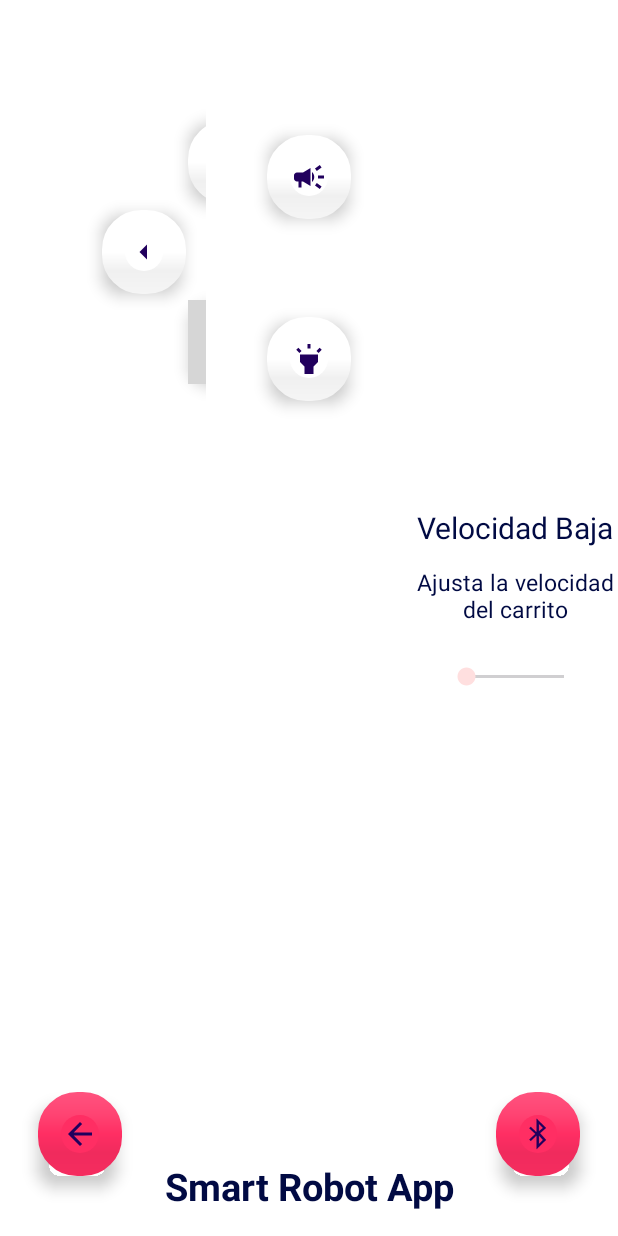
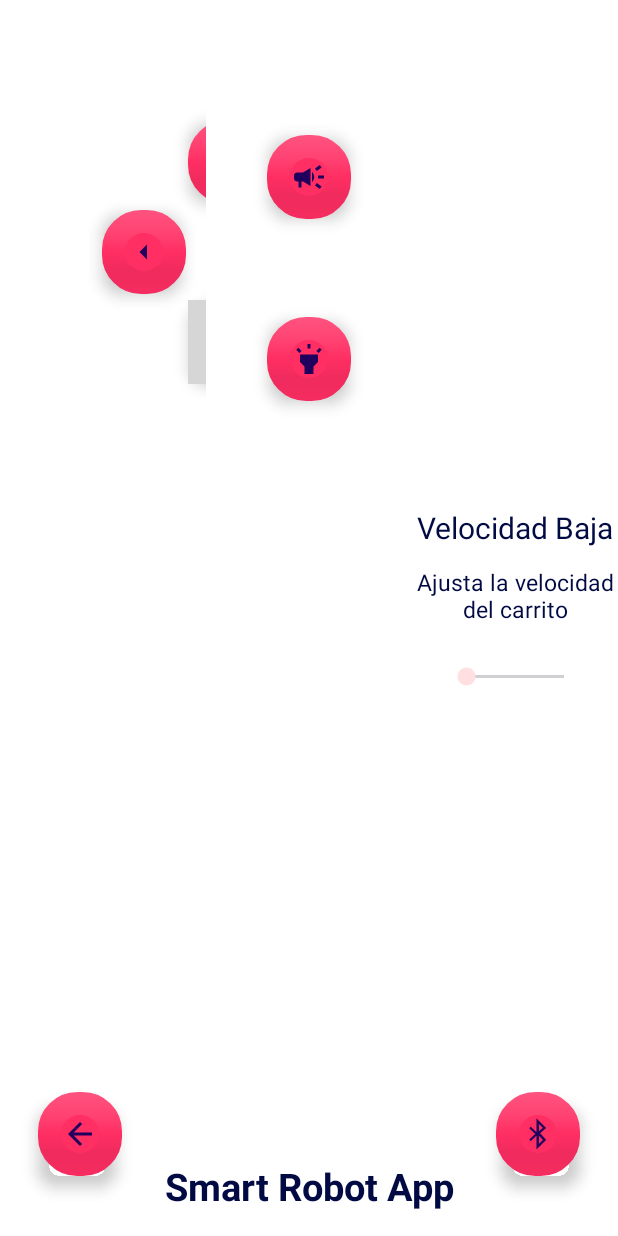
Before and after one commit to firefoxOsUca2023/SmartRobotApp, an Android app: the ControllersFragment screen opened through its navigation route, on a phone screen of 412 x 824 dp. Run offline under Robolectric (Android 15) with nearby library versions, the light colour scheme and no system bars; our stand-ins replace data binding; Roboto replaces fonts that are not available here; grey boxes are pictures that could not be loaded.

Commit message:
Adding night mode and hiding navigation bar

```diff
--- a/Proyecto_PDM/app/src/main/AndroidManifest.xml
+++ b/Proyecto_PDM/app/src/main/AndroidManifest.xml
@@ -26,7 +26,6 @@
             android:exported="true"
             android:screenOrientation="portrait"
             android:configChanges="orientation|keyboardHidden"
-
             >
             <intent-filter>
                 <action android:name="android.intent.action.MAIN" />
--- a/Proyecto_PDM/app/src/main/java/com/example/zacatales/smartrobotapp/ControllersFragment.kt
+++ b/Proyecto_PDM/app/src/main/java/com/example/zacatales/smartrobotapp/ControllersFragment.kt
@@ -8,10 +8,10 @@ import android.os.Bundle
 import android.view.LayoutInflater
 import android.view.View
 import android.view.ViewGroup
-import android.widget.Toast
 import androidx.core.content.ContextCompat
 import androidx.fragment.app.Fragment
 import androidx.navigation.findNavController
+import com.example.zacatales.smartrobotapp.Bluetooth.*
 import com.example.zacatales.smartrobotapp.Bluetooth.`interface`.BluetoothConnectionListener
 import com.example.zacatales.smartrobotapp.Bluetooth.`interface`.BluetoothManager
 import com.example.zacatales.smartrobotapp.Bluetooth.recyclerview.PairedListAdapter
@@ -33,6 +33,12 @@ class ControllersFragment : Fragment() {
     private lateinit var bluetoothAdapter: BluetoothAdapter
 
     private var buttonPressCount = 0
+
+    override fun onCreate(savedInstanceState: Bundle?) {
+        super.onCreate(savedInstanceState)
+
+
+    }
 
     override fun onAttach(context: Context) {
         super.onAttach(context)
@@ -119,6 +125,7 @@ class ControllersFragment : Fragment() {
 
 
 
+
         //BluetoothAdapter.getDefaultAdapter().getProfileConnectionState(BluetoothProfile.HEALTH) == BluetoothProfile.STATE_CONNECTED
 
         /*if(mbluetoothAdapter.getProfileConnectionState(BluetoothHeadset.HEADSET)== BluetoothAdapter.STATE_DISCONNECTED){
@@ -158,6 +165,8 @@ class ControllersFragment : Fragment() {
 
 
     }
+
+
 }
 
 
--- a/Proyecto_PDM/app/src/main/java/com/example/zacatales/smartrobotapp/MainActivity.kt
+++ b/Proyecto_PDM/app/src/main/java/com/example/zacatales/smartrobotapp/MainActivity.kt
@@ -8,6 +8,7 @@ import android.os.Build
 import androidx.appcompat.app.AppCompatActivity
 import android.os.Bundle
 import android.util.Log
+import android.view.View
 import android.widget.Toast
 import androidx.activity.result.ActivityResult
 import androidx.activity.result.contract.ActivityResultContracts
@@ -72,7 +73,9 @@ class MainActivity : AppCompatActivity(),BluetoothConnectionListener {
         }
 
 
-
+        window.decorView.apply {
+            systemUiVisibility = View.SYSTEM_UI_FLAG_HIDE_NAVIGATION or View.SYSTEM_UI_FLAG_FULLSCREEN
+        }
 
 
     }
--- a/Proyecto_PDM/app/src/main/res/layout/fragment_controllers.xml
+++ b/Proyecto_PDM/app/src/main/res/layout/fragment_controllers.xml
@@ -18,7 +18,8 @@
 
     <androidx.constraintlayout.widget.ConstraintLayout
         android:layout_width="match_parent"
-        android:layout_height="match_parent">
+        android:layout_height="match_parent"
+        style="@style/backgroundTheme">
 
         <com.google.android.material.floatingactionbutton.FloatingActionButton
             android:id="@+id/action_to_previus_controllerFragment"
@@ -31,7 +32,7 @@
             android:contentDescription="@string/actionMoveToBluetooth"
             android:src="@drawable/baseline_arrow_back_24"
             app:background="@color/txtColor"
-            app:backgroundTint="@color/btnColor"
+            style="@style/buttonColor"
             app:borderWidth="@dimen/borderWidthBtn"
             app:layout_constraintBottom_toBottomOf="parent"
             app:layout_constraintStart_toStartOf="parent" />
@@ -47,7 +48,7 @@
             android:contentDescription="@string/actionMoveToBluetooth"
             android:src="@android:drawable/stat_sys_data_bluetooth"
             app:background="@color/txtColor"
-            app:backgroundTint="@color/btnColor"
+            style="@style/buttonColor"
             app:borderWidth="@dimen/borderWidthBtn"
             app:layout_constraintBottom_toBottomOf="parent"
             app:layout_constraintEnd_toEndOf="parent" />
@@ -61,7 +62,7 @@
             android:layout_marginBottom="@dimen/maxGap"
             android:gravity="center"
             android:text="@string/NameApp"
-            android:textColor="@color/txtColor"
+            style="@style/textColor"
             android:textSize="25sp"
             android:textStyle="bold"
             app:layout_constraintBottom_toBottomOf="parent"
@@ -95,7 +96,7 @@
                         android:contentDescription="Go forward"
                         android:src="@drawable/baseline_arrow_up_24"
                         app:background="@color/txtColor"
-                        app:backgroundTint="@color/white"
+                        style="@style/buttonColor"
                         app:borderWidth="@dimen/borderWidthBtn"
                         app:layout_constraintBottom_toBottomOf="parent"
                         app:layout_constraintStart_toStartOf="parent"
@@ -113,7 +114,8 @@
                         android:contentDescription="Turn to the left"
                         android:src="@drawable/baseline_arrow_left_24"
                         app:background="@color/txtColor"
-                        app:backgroundTint="@color/white"
+                        style="@style/buttonColor"
+
                         app:borderWidth="@dimen/borderWidthBtn"
                         app:layout_constraintStart_toStartOf="parent"
                         app:layout_constraintTop_toTopOf="parent" />
@@ -129,7 +131,7 @@
                         android:contentDescription="Turn to the right"
                         android:src="@drawable/baseline_arrow_right_24"
                         app:background="@color/txtColor"
-                        app:backgroundTint="@color/white"
+                        style="@style/buttonColor"
                         app:borderWidth="@dimen/borderWidthBtn"
                         app:layout_constraintStart_toStartOf="parent"
                         app:layout_constraintTop_toTopOf="parent" />
@@ -144,7 +146,7 @@
                         android:contentDescription="Turn back"
                         android:src="@drawable/outline_arrow_down_24"
                         app:background="@color/txtColor"
-                        app:backgroundTint="@color/white"
+                        style="@style/buttonColor"
                         app:borderWidth="@dimen/borderWidthBtn"
                         app:layout_constraintEnd_toEndOf="@+id/up_actionButton"
                         app:layout_constraintStart_toStartOf="@+id/up_actionButton"
@@ -172,8 +174,7 @@
                         android:clickable="true"
                         android:contentDescription="sonar la bocina"
                         android:src="@drawable/baseline_campaign_24"
-                        app:background="@color/txtColor"
-                        app:backgroundTint="@color/white"
+                        style="@style/buttonColor"
                         app:borderWidth="@dimen/borderWidthBtn"
                         app:layout_constraintEnd_toEndOf="parent"
                         app:layout_constraintHorizontal_bias="0.502"
@@ -190,7 +191,7 @@
                         android:contentDescription="Turn on the lights"
                         android:src="@drawable/baseline_highlight"
                         app:background="@color/txtColor"
-                        app:backgroundTint="@color/white"
+                        style="@style/buttonColor"
                         app:borderWidth="@dimen/borderWidthBtn"
                         app:layout_constraintBottom_toBottomOf="parent"
                         app:layout_constraintEnd_toEndOf="@+id/horn_actionButton"
@@ -228,7 +229,7 @@
                             android:layout_height="wrap_content"
                             android:gravity="center"
                             android:text="@string/Speed"
-                            android:textColor="@color/txtColor"
+                            style="@style/textColor"
                             android:textSize="20sp"
                             app:layout_constraintEnd_toEndOf="parent"
                             app:layout_constraintHorizontal_bias="0.0"
@@ -241,7 +242,7 @@
                             android:layout_marginTop="12dp"
                             android:gravity="center"
                             android:text="@string/AjustSpeed"
-                            android:textColor="@color/txtColor"
+                            style="@style/textColor"
                             android:textSize="15sp"
                             app:layout_constraintEnd_toEndOf="parent"
                             app:layout_constraintHorizontal_bias="0.0"
@@ -252,8 +253,7 @@
                             android:layout_width="match_parent"
                             android:layout_margin="20dp"
                             android:layout_height="29dp"
-                            android:thumbTint="#FFDFDF"
-                            android:progressTint="#FFDFDF" />
+                            style="@style/seekbarColor" />
 
 
 
--- a/Proyecto_PDM/app/src/main/res/values-night/themes.xml
+++ b/Proyecto_PDM/app/src/main/res/values-night/themes.xml
@@ -6,4 +6,25 @@
 
         <item name="android:navigationBarColor">@color/primary</item>
     </style>
+
+    <style name="backgroundTheme">
+        <item name="android:background">@color/black</item>
+    </style>
+
+    <style name="textColor">
+        <item name="android:textColor">@color/primary</item>
+    </style>
+
+    <style name="buttonColor">
+        <item name="backgroundTint">@color/hornPressButton</item>
+    </style>
+
+    <style name="seekbarColor">
+        <item name="android:thumbTint">@color/hornPressButton</item>
+        <item name="android:progressTint">@color/hornPressButton</item>
+    </style>
+
+    <style name="cardColor">
+        <item name="cardBackgroundColor">@color/white</item>
+    </style>
 </resources>
--- a/Proyecto_PDM/app/src/main/res/values/colors.xml
+++ b/Proyecto_PDM/app/src/main/res/values/colors.xml
@@ -7,6 +7,7 @@
     <color name="pressColor">#FF9D9D</color>
     <color name="CardDevice">#B9E3E6EC</color>
     <color name="hornPressButton">#FFEB3B</color>
+    <color name="seekBarColor">#FFDFDF</color>
 
     <color name="primary">#F1B7B7</color>
 
--- a/Proyecto_PDM/app/src/main/res/values/themes.xml
+++ b/Proyecto_PDM/app/src/main/res/values/themes.xml
@@ -8,4 +8,26 @@
     </style>
 
     <style name="Theme.SmartRobotApp" parent="Base.Theme.SmartRobotApp" />
+
+    <style name="backgroundTheme">
+        <item name="android:background">@color/white</item>
+    </style>
+
+    <style name="textColor">
+        <item name="android:textColor">@color/txtColor</item>
+    </style>
+
+    <style name="buttonColor">
+        <item name="backgroundTint">@color/btnColor</item>
+    </style>
+
+    <style name="seekbarColor">
+        <item name="android:thumbTint">@color/seekBarColor</item>
+        <item name="android:progressTint">@color/seekBarColor</item>
+    </style>
+
+    <style name="cardColor">
+        <item name="cardBackgroundColor">@color/CardDevice</item>
+    </style>
+
 </resources>
```
Also changed, not shown: Proyecto_PDM/app/src/main/res/layout/fragment_bluetooth.xml (+6 -5 lines), Proyecto_PDM/app/src/main/res/layout/fragment_confimation_delete.xml (+4 -4 lines), Proyecto_PDM/app/src/main/res/layout/fragment_route.xml (+7 -6 lines), Proyecto_PDM/app/src/main/res/layout/fragment_welcome.xml (+6 -5 lines), Proyecto_PDM/app/src/main/res/layout/item_device.xml (+3 -4 lines).
